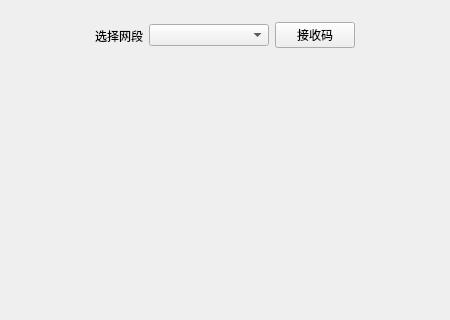
First picture: the form in webreceive.ui, repository qianqianjun/QinLinTransfer, before the edit; both pictures show x 0 to 450 and y 0 to 320 of the 450 by 500 pixel window.
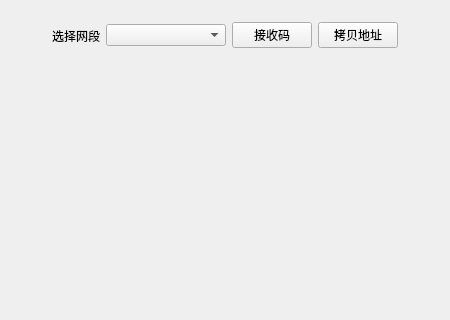
Second picture: the form after the edit.

Commit message: 拷贝网址

The edit to the form file:
```diff
--- a/webreceive.ui
+++ b/webreceive.ui
@@ -90,6 +90,13 @@
         </property>
        </widget>
       </item>
+      <item>
+       <widget class="QPushButton" name="copyButton">
+        <property name="text">
+         <string>拷贝地址</string>
+        </property>
+       </widget>
+      </item>
       <item>
        <spacer name="horizontalSpacer_4">
         <property name="orientation">
```
The commit also changes 5 other files.
